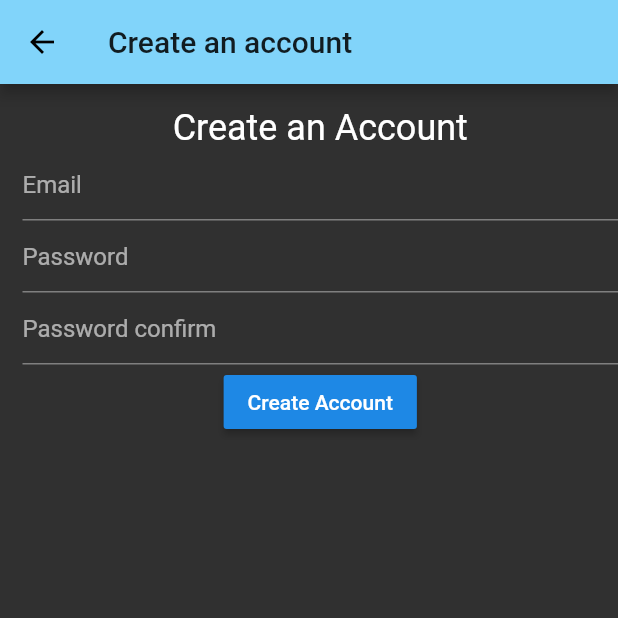
After one commit to cravinpineapple/MAP-project, a Flutter app: the screen it shows after launch, after a tap on "Create New Account", on a phone screen of 412 x 824 dp, the top half of it. The commit adds this screen. Run offline on Flutter 3.47's test engine with Material 2 defaults, Android fonts, the phone set to English and light mode, and no system bars; our stand-ins replace cloud_firestore, firebase_auth, firebase_core, firebase_storage, image_picker; missing offline and left inert: firebase_ml_vision; accounts and stored records are empty.

Commit message:
12 finished

```diff
--- a/lib/controller/firebasecontroller.dart
+++ b/lib/controller/firebasecontroller.dart
@@ -22,6 +22,14 @@ class FirebaseController {
 
   static Future<void> signOut() async {
     await FirebaseAuth.instance.signOut();
+  }
+
+  static Future<void> createAccount(
+      {@required String email, @required String password}) async {
+    await FirebaseAuth.instance.createUserWithEmailAndPassword(
+      email: email,
+      password: password,
+    );
   }
 
   static Future<Map<String, String>> uploadPhotoFile({
--- a/lib/main.dart
+++ b/lib/main.dart
@@ -3,6 +3,7 @@ import 'package:flutter/cupertino.dart';
 import 'package:flutter/material.dart';
 import 'package:lesson3part1/screen/addphotomemo_screen.dart';
 import 'package:lesson3part1/screen/signin_screen.dart';
+import 'package:lesson3part1/screen/signup_screen.dart';
 import 'package:lesson3part1/screen/userhome_screen.dart';
 import 'package:lesson3part1/screen/detailedview_screen.dart';
 
@@ -20,11 +21,16 @@ class Lesson3Part1App extends StatelessWidget {
     return MaterialApp(
       debugShowCheckedModeBanner: Constant.DEV,
       initialRoute: SignInScreen.routeName,
+      theme: ThemeData(
+        brightness: Brightness.dark,
+        primaryColor: Colors.lightBlue[200],
+      ),
       routes: {
         SignInScreen.routeName: (context) => SignInScreen(),
         UserHomeScreen.routeName: (context) => UserHomeScreen(),
         AddPhotoMemoScreen.routeName: (context) => AddPhotoMemoScreen(),
         DetailedViewScreen.routeName: (context) => DetailedViewScreen(),
+        SignUpScreen.routeName: (context) => SignUpScreen(),
       },
     );
   }
--- a/lib/screen/signin_screen.dart
+++ b/lib/screen/signin_screen.dart
@@ -4,6 +4,7 @@ import 'package:lesson3part1/controller/firebasecontroller.dart';
 import 'package:lesson3part1/model/constant.dart';
 import 'package:lesson3part1/model/photomemo.dart';
 import 'package:lesson3part1/screen/myview/mydialog.dart';
+import 'package:lesson3part1/screen/signup_screen.dart';
 import 'package:lesson3part1/screen/userhome_screen.dart';
 
 class SignInScreen extends StatefulWidget {
@@ -33,11 +34,30 @@ class _SignInState extends State<SignInScreen> {
       appBar: AppBar(
         title: Text('Sign In Screen'),
       ),
-      body: Form(
+      body: Padding(
+        padding: const EdgeInsets.only(
+          top: 10.0,
+          left: 15.0,
+        ),
+        child: Form(
           key: formKey,
           child: SingleChildScrollView(
             child: Column(
               children: [
+                Text(
+                  'PhotoMemo',
+                  style: TextStyle(
+                    fontFamily: 'DotGothic',
+                    fontSize: 60.0,
+                  ),
+                ),
+                Text(
+                  'Sign In, Please!',
+                  style: TextStyle(
+                    fontFamily: 'DotGothic',
+                    fontSize: 20.0,
+                  ),
+                ),
                 TextFormField(
                   decoration: InputDecoration(
                     hintText: 'Email',
@@ -62,8 +82,17 @@ class _SignInState extends State<SignInScreen> {
                     'Sign In',
                     style: Theme.of(context).textTheme.button,
                   ),
+                ),
+                SizedBox(height: 15.0),
+                RaisedButton(
+                  onPressed: con.signUp,
+                  child: Text(
+                    'Create New Account',
+                    style: Theme.of(context).textTheme.button,
+                  ),
                 )
               ],
+            ),
           ),
         ),
       ),
@@ -143,4 +172,9 @@ class _Controller {
           content: '$e');
     }
   }
+
+  void signUp() {
+    // navigate to sign up screen
+    Navigator.pushNamed(state.context, SignUpScreen.routeName);
   }
+}
--- /dev/null
+++ b/lib/screen/signup_screen.dart
@@ -0,0 +1,153 @@
+import 'package:flutter/material.dart';
+
+import '../controller/firebasecontroller.dart';
+import 'myview/mydialog.dart';
+
+class SignUpScreen extends StatefulWidget {
+  static const routeName = '/signUpScreen';
+
+  @override
+  State<StatefulWidget> createState() {
+    return _SignUpState();
+  }
+}
+
+class _SignUpState extends State<SignUpScreen> {
+  _Controller con;
+  GlobalKey<FormState> formKey = GlobalKey<FormState>();
+
+  @override
+  void initState() {
+    super.initState();
+    con = _Controller(this);
+  }
+
+  void render(func) => setState(func);
+
+  @override
+  Widget build(BuildContext context) {
+    return Scaffold(
+      appBar: AppBar(
+        title: Text('Create an account'),
+      ),
+      body: Padding(
+        padding: const EdgeInsets.only(top: 15.0, left: 15.0),
+        child: Form(
+          key: formKey,
+          child: SingleChildScrollView(
+            child: Column(
+              children: [
+                Text(
+                  'Create an Account',
+                  style: Theme.of(context).textTheme.headline5,
+                ),
+                TextFormField(
+                  decoration: InputDecoration(
+                    hintText: 'Email',
+                  ),
+                  keyboardType: TextInputType.emailAddress,
+                  autocorrect: false,
+                  validator: con.validateEmail,
+                  onSaved: con.saveEmail,
+                ),
+                TextFormField(
+                  decoration: InputDecoration(
+                    hintText: 'Password',
+                  ),
+                  obscureText: true,
+                  autocorrect: false,
+                  validator: con.validatePassword,
+                  onSaved: con.savePassword,
+                ),
+                TextFormField(
+                  decoration: InputDecoration(
+                    hintText: 'Password confirm',
+                  ),
+                  obscureText: true,
+                  autocorrect: false,
+                  validator: con.validatePassword,
+                  onSaved: con.savePasswordConfirm,
+                ),
+                con.passwordErrorMesssage == null
+                    ? SizedBox(
+                        height: 1.0,
+                      )
+                    : Text(
+                        con.passwordErrorMesssage,
+                        style: TextStyle(
+                          color: Colors.red,
+                          fontSize: 14.0,
+                        ),
+                      ),
+                RaisedButton(
+                  onPressed: con.createAccount,
+                  child: Text(
+                    'Create Account',
+                    style: Theme.of(context).textTheme.button,
+                  ),
+                )
+              ],
+            ),
+          ),
+        ),
+      ),
+    );
+  }
+}
+
+class _Controller {
+  _SignUpState state;
+  _Controller(this.state);
+
+  String email;
+  String password;
+  String passwordConfirm;
+  String passwordErrorMesssage;
+
+  String validateEmail(String value) {
+    if (value.contains('@') && value.contains('.')) return null;
+
+    return 'Invalid Email';
+  }
+
+  void saveEmail(String value) {
+    email = value;
+  }
+
+  String validatePassword(String value) {
+    if (value.length < 6) return 'too short';
+
+    return null;
+  }
+
+  void savePassword(String value) {
+    password = value;
+  }
+
+  void savePasswordConfirm(String value) {
+    passwordConfirm = value;
+  }
+
+  void createAccount() async {
+    if (!state.formKey.currentState.validate()) return;
+
+    state.render(() => passwordErrorMesssage = null);
+    state.formKey.currentState.save();
+
+    if (password != passwordConfirm) {
+      state.render(() => passwordErrorMesssage = 'Passwords do not match');
+      return;
+    }
+
+    try {
+      await FirebaseController.createAccount(email: email, password: password);
+      MyDialog.info(
+        context: state.context,
+        title: 'Account Created',
+        content: 'Go to Sign In to use the app',
+      );
+    } catch (e) {
+      MyDialog.info(context: state.context, title: 'Cannot Create', content: '$e');
+    }
+  }
+}
```
Also changed, not shown: lib/screen/detailedview_screen.dart (+124 -2 lines), pubspec.yaml (+4 -4 lines), 1 other file. Lines whose indentation alone changed are shown as unchanged.
